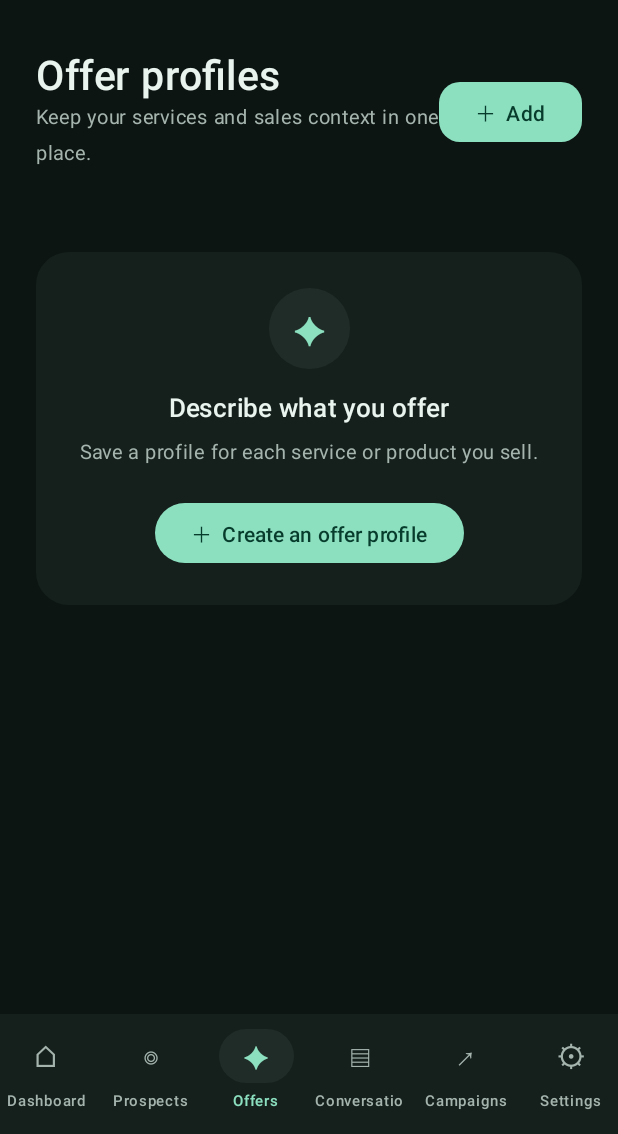
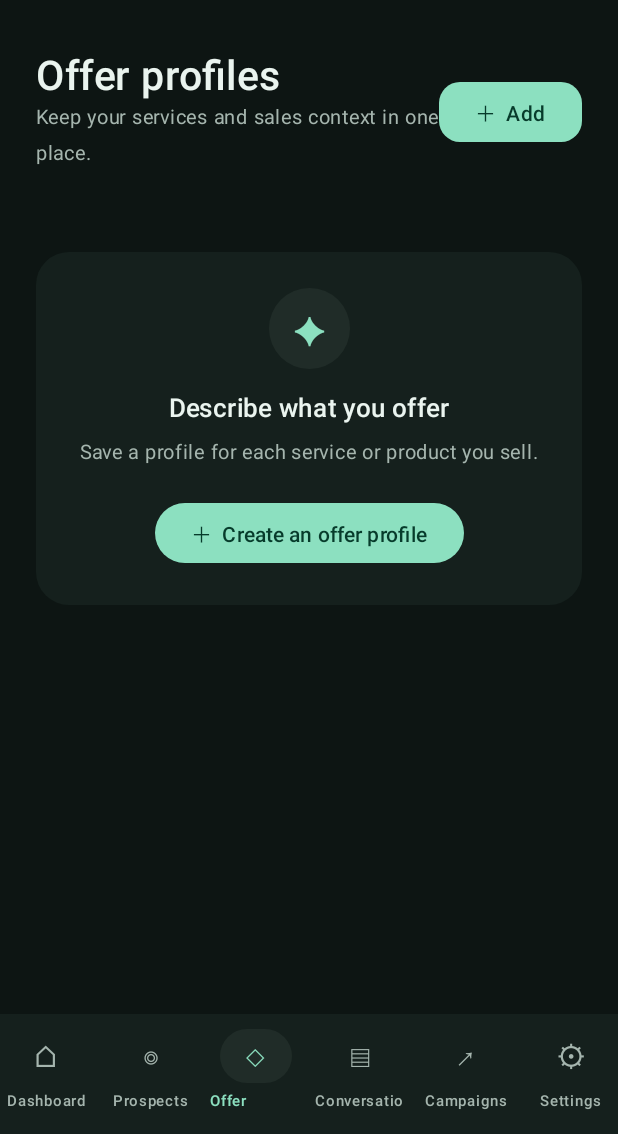
Before and after one commit to israelafies/respondo, an Android app built with Jetpack Compose: the screen it shows after launch (MainActivity), item 3 of the bottom bar chosen, on a phone screen of 412 x 824 dp, the part 102-1236 px from its top. Run offline under Robolectric (Android 15) with nearby library versions, the phone set to English and light mode, and no system bars; our stand-ins replace Room's generated code.

Commit message:
Clarify offer profiles navigation

```diff
--- a/app/src/main/java/com/respondo/app/ui/RespondoApp.kt
+++ b/app/src/main/java/com/respondo/app/ui/RespondoApp.kt
@@ -47,7 +47,7 @@ private data class Destination(val name: String, val symbol: String)
 private val destinations = listOf(
     Destination("Dashboard", "⌂"),
     Destination("Prospects", "◎"),
-    Destination("Offers", "✦"),
+    Destination("Offer Profiles", "◇"),
     Destination("Conversations", "▤"),
     Destination("Campaigns", "↗"),
     Destination("Settings", "⚙"),
@@ -102,7 +102,7 @@ fun RespondoApp() {
                     viewModel = prospectViewModel,
                     initiallyAdding = openAddProspectOnEntry,
                 )
-                "Offers" -> OfferProfilesScreen(modifier = Modifier.weight(1f), viewModel = offerViewModel)
+                "Offer Profiles" -> OfferProfilesScreen(modifier = Modifier.weight(1f), viewModel = offerViewModel)
                 else -> FeaturePlaceholder(selected)
             }
         }
```
